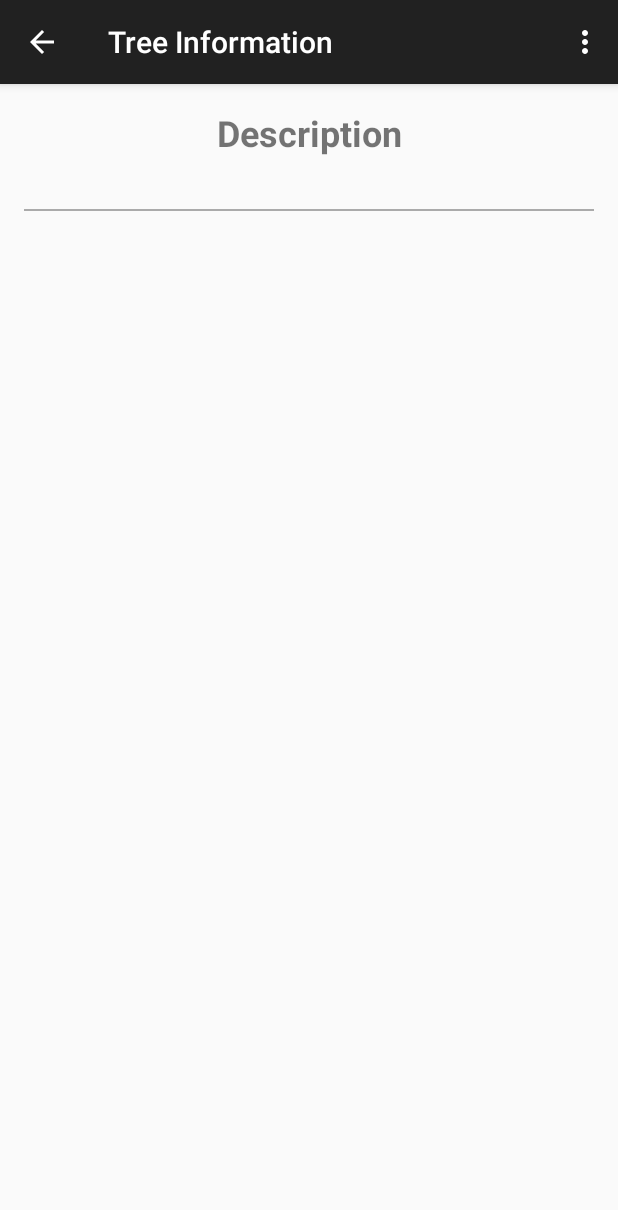
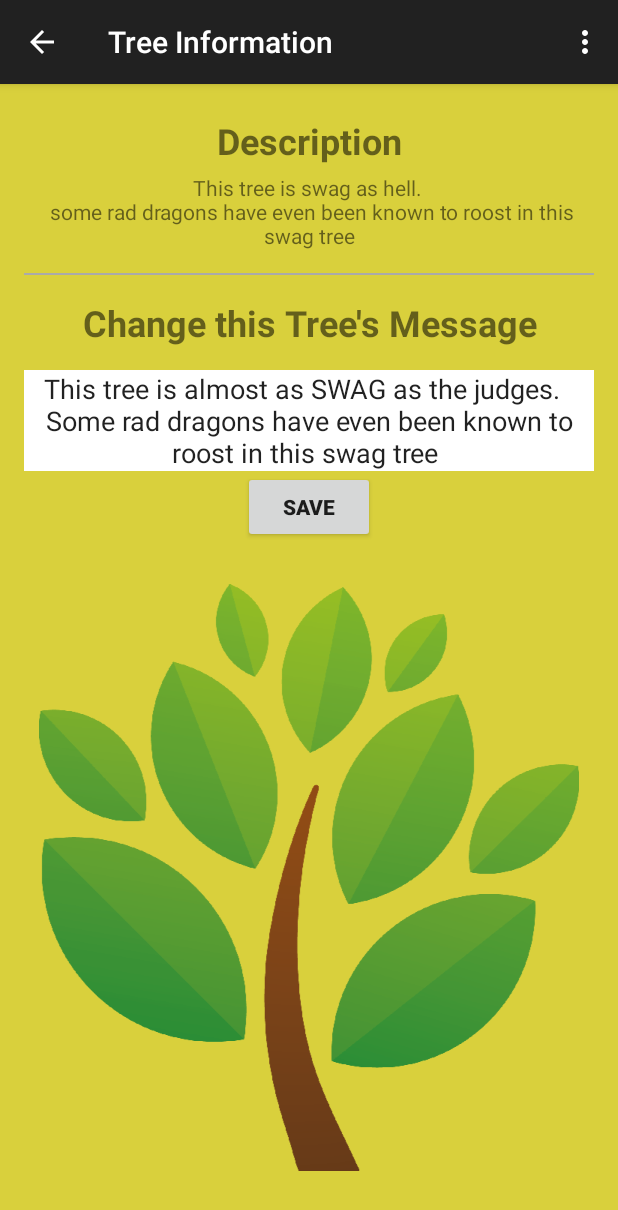
Before and after one commit to zoercai/SwagDragon, an Android app: the TreeInfoActivity screen opened directly, with no data from a screen before it, on a phone screen of 412 x 824 dp. Shown: the top 1210 px of the screen. Run offline under Robolectric (Android 15) with nearby library versions, the phone set to English and light mode, and no system bars.

Commit message:
Front end for tree info is done. Pending back end integration

```diff
--- a/app/src/main/java/com/example/zoe/swagdragon/MapsActivity.java
+++ b/app/src/main/java/com/example/zoe/swagdragon/MapsActivity.java
@@ -146,7 +146,7 @@ public class MapsActivity extends AppCompatActivity implements GoogleMap.OnMarke
 
     public boolean onMarkerClick(Marker m) {
         Intent intent = new Intent(this, TreeInfoActivity.class);
-        intent.putExtra(TreeInfoActivity.INFOEXTRA, m.getSnippet());
+        intent.putExtra(TreeInfoActivity.INFOEXTRA, m.getTitle());
         startActivity(intent);
         // Need to get the info from the tree being clicked
         return true;
--- a/app/src/main/java/com/example/zoe/swagdragon/TreeInfoActivity.java
+++ b/app/src/main/java/com/example/zoe/swagdragon/TreeInfoActivity.java
@@ -17,8 +17,10 @@ public class TreeInfoActivity extends AppCompatActivity {
 
         Intent i = getIntent();
         String desc = i.getStringExtra(INFOEXTRA);
-        TextView t = (TextView)findViewById(R.id.textfield);
-        t.setText(desc);
+        if (desc != null) {
+            TextView t = (TextView) findViewById(R.id.description);
+            t.setText(desc);
+        }
     }
 
 
--- a/app/src/main/res/layout/activity_tree_info.xml
+++ b/app/src/main/res/layout/activity_tree_info.xml
@@ -5,7 +5,9 @@
     android:paddingTop="@dimen/activity_vertical_margin"
     android:paddingBottom="@dimen/activity_vertical_margin"
     android:orientation="vertical"
-    tools:context="com.example.zoe.swagdragon.TreeInfoActivity">
+    android:gravity="center"
+    tools:context="com.example.zoe.swagdragon.TreeInfoActivity"
+    android:background="#D9D03C">
 
     <TextView
         android:layout_width="fill_parent"
@@ -13,10 +15,10 @@
         android:textSize="24sp"
         android:layout_height="wrap_content"
         android:gravity="center"
-        android:text="@string/Desc_label"
-        />
+        android:text="@string/desc_label"
+        android:padding="5dp" />
 
-    <TextView android:id="@+id/textfield"
+    <TextView android:id="@+id/description"
         android:text="This tree is swag as hell. \n some rad dragons have even been known to roost in this swag tree" android:layout_width="wrap_content"
         android:layout_height="wrap_content"
         android:textAlignment="gravity"
@@ -26,7 +28,41 @@
         android:layout_width="fill_parent"
         android:layout_height="1dp"
         android:layout_marginTop="15dp"
+        android:layout_marginBottom="15dp"
         android:background="@android:color/darker_gray"/>
+
+    <TextView
+        android:layout_width="fill_parent"
+        android:layout_height="wrap_content"
+        android:textStyle="bold"
+        android:textSize="24sp"
+        android:gravity="center"
+        android:layout_marginBottom="15dp"
+        android:text="@string/leave_message"
+        />
+
+    <EditText android:id="@+id/treeMessage"
+        android:text="@string/defaultText"
+        android:layout_width="fill_parent"
+        android:layout_height="wrap_content"
+        android:textAlignment="gravity"
+        android:background="#D9D03C"
+        android:gravity="center"
+        android:backgroundTint="@color/primary_text_default_material_dark"
+        android:paddingRight="5dp" />
+
+    <Button android:id="@+id/btn_save"
+        android:layout_height="wrap_content"
+        android:layout_width="wrap_content"
+
+        android:text="Save"
+        android:textStyle="bold" />
+
+    <ImageView
+        android:layout_width="wrap_content"
+        android:layout_height="wrap_content"
+        android:src="@drawable/splash"
+        android:padding="10dp" />
 
 
 </LinearLayout>
--- a/app/src/main/res/values/strings.xml
+++ b/app/src/main/res/values/strings.xml
@@ -10,8 +10,10 @@
     <string name="splash_tagline_four">LOOKING FOR SOME WOOD?</string>
     <string name="splash_tagline_five">THE BEST TIME TO PLANT A TREE IS NOW</string>
 
-    <string name="hello_world">Hello world!</string>
     <string name="action_settings">Settings</string>
 
-    <string name="Desc_label">Description</string>
+    <string name="desc_label">Description</string>
+    <string name="leave_message">Change this Tree\'s Message</string>
+    <string name="defaultText">This tree is almost as SWAG as the judges. \n Some rad dragons have even been known to roost in this swag tree</string>
+
 </resources>
```
